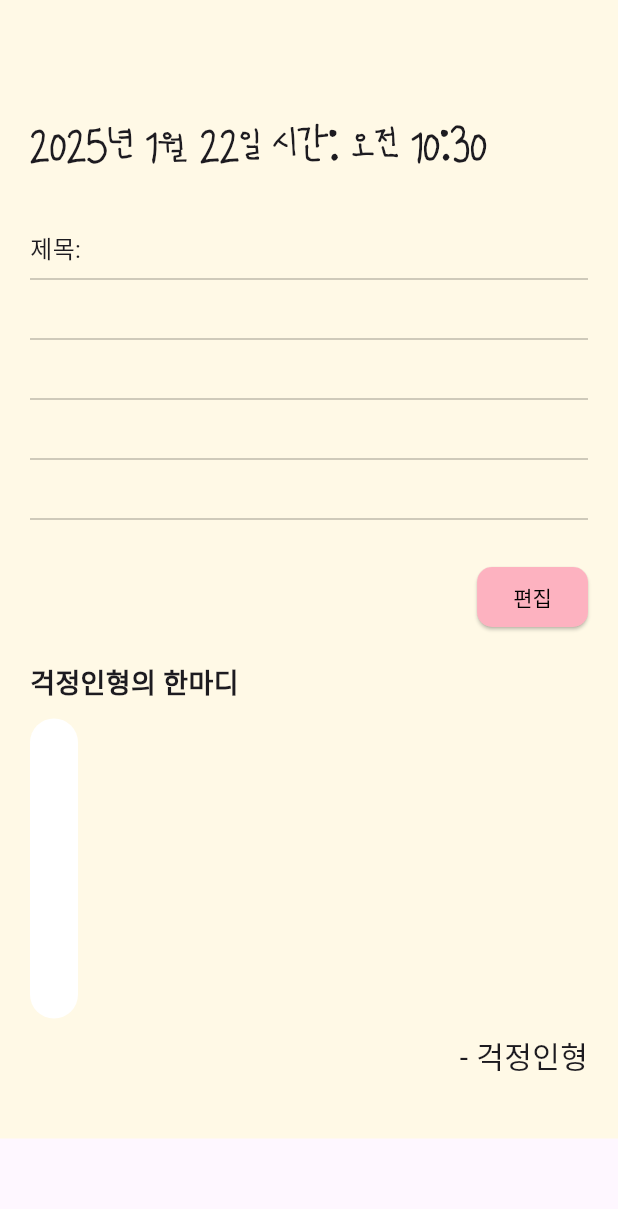
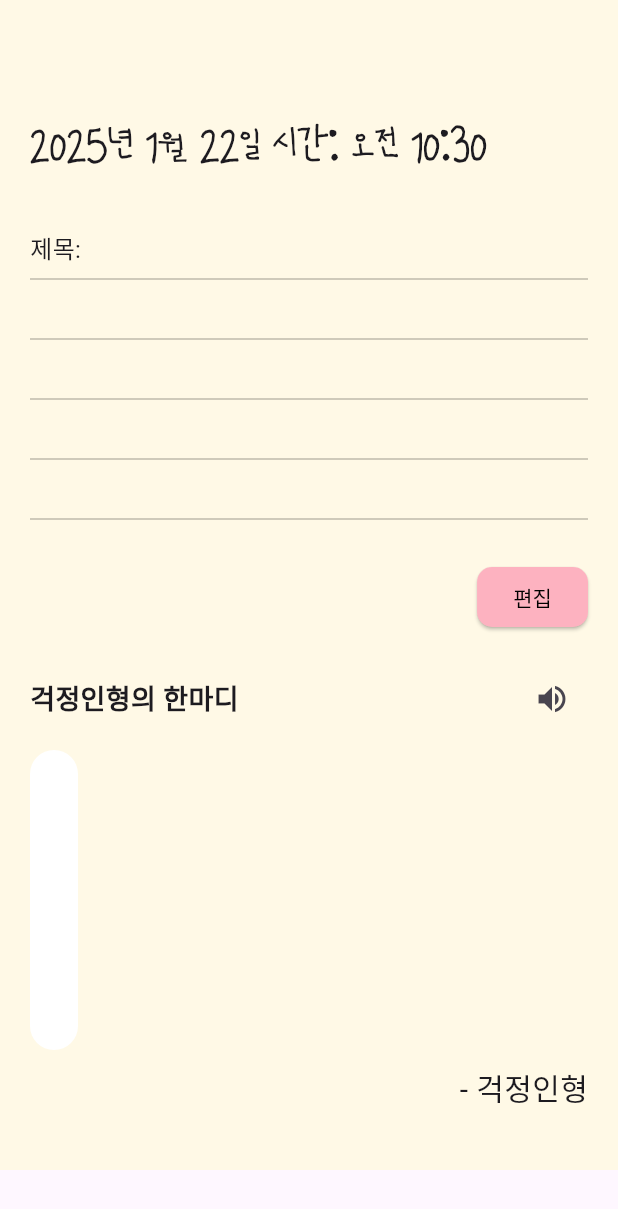
Before and after one commit to sojeongyy/Molib4Week, a Flutter app: the DiaryDetailPage screen opened directly with empty values, on a phone screen of 412 x 824 dp. Shown: the top 1209 px of the screen. Run offline on Flutter 3.47's test engine with Material 3 defaults, Android fonts, the light colour scheme and no system bars; our stand-ins replace audioplayers, flutter_dotenv, speech_to_text, table_calendar; Roboto replaces fonts that are missing (ongle).

Commit message:
스피커 추가

```diff
--- a/worrydoll/lib/DiaryDetail/DiaryDetailPage.dart
+++ b/worrydoll/lib/DiaryDetail/DiaryDetailPage.dart
@@ -1,3 +1,4 @@
+import 'package:audioplayers/audioplayers.dart';
 import 'package:flutter/material.dart';
 import 'package:provider/provider.dart';
 import '../core/DollProvider.dart';
@@ -8,6 +9,7 @@ class DiaryDetailPage extends StatefulWidget {
   final String content; // 본문 내용
   final String comfortMessage; // 걱정인형의 한마디
   final String title;
+
 
   const DiaryDetailPage({
     Key? key,
@@ -27,6 +29,7 @@ class _DiaryDetailPageState extends State<DiaryDetailPage> {
   final List<TextEditingController> controllers =
   List.generate(4, (_) => TextEditingController());
   final List<FocusNode> focusNodes = List.generate(4, (_) => FocusNode());
+  final AudioPlayer _audioPlayer = AudioPlayer();
 
   List<String> _splitContent(String content, int maxLength) {
     // 본문을 maxLength 기준으로 나누기
@@ -46,6 +49,15 @@ class _DiaryDetailPageState extends State<DiaryDetailPage> {
     List<String> lines = _splitContent(currentContent, 27);
     for (int i = 0; i < controllers.length; i++) {
       controllers[i].text = lines.length > i ? lines[i] : '';
+    }
+  }
+
+  void _playComfortMessage() async {
+    try {
+      await _audioPlayer.play(AssetSource('audio/pop_sound.mp3')); // 변경해야됨
+      // 음원 URL은 실제로 사용 가능한 URL로 교체하세요.
+    } catch (e) {
+      print('Audio playback error: $e');
     }
   }
 
@@ -170,12 +182,23 @@ class _DiaryDetailPageState extends State<DiaryDetailPage> {
               ),
               const SizedBox(height: 20),
               // 걱정인형의 한마디
+              Row(
+                mainAxisAlignment: MainAxisAlignment.spaceBetween,
+                children: [
                   const Text(
                     '걱정인형의 한마디',
                     style: TextStyle(
                       fontSize: 18,
                       fontWeight: FontWeight.bold,
                     ),
+                  ),
+                  IconButton(
+                    icon: const Icon(Icons.volume_up),
+                    onPressed: () {
+                      _playComfortMessage();
+                    },
+                  ),
+                ],
               ),
               const SizedBox(height: 10),
               Container(
```
Lines whose indentation alone changed are shown as unchanged.
